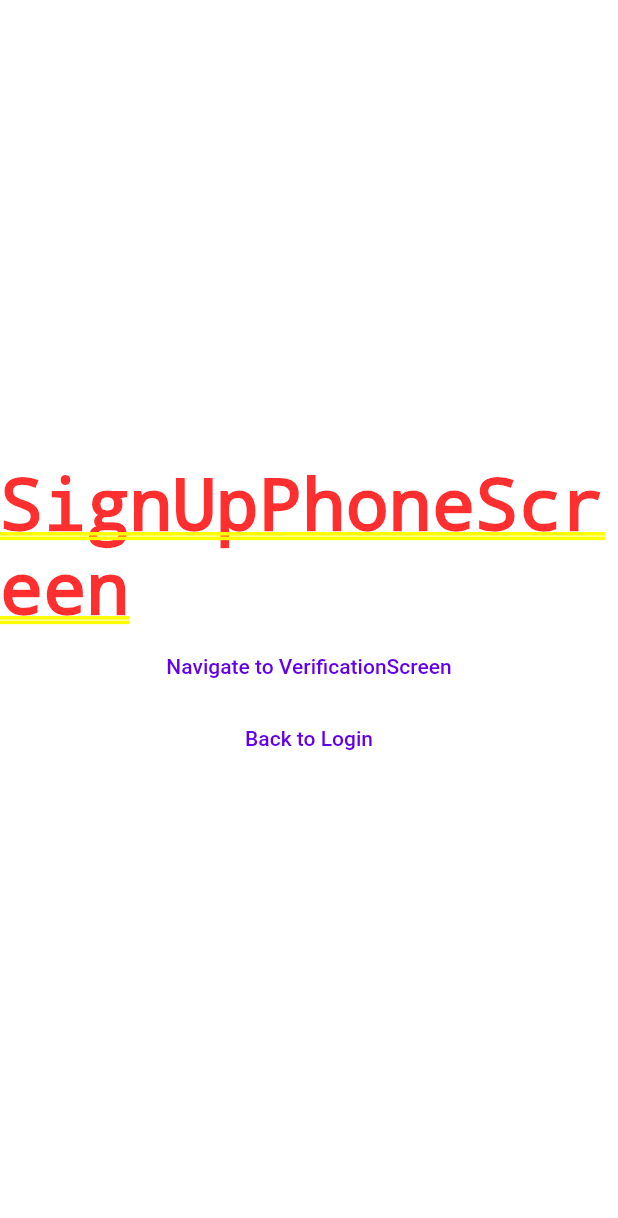
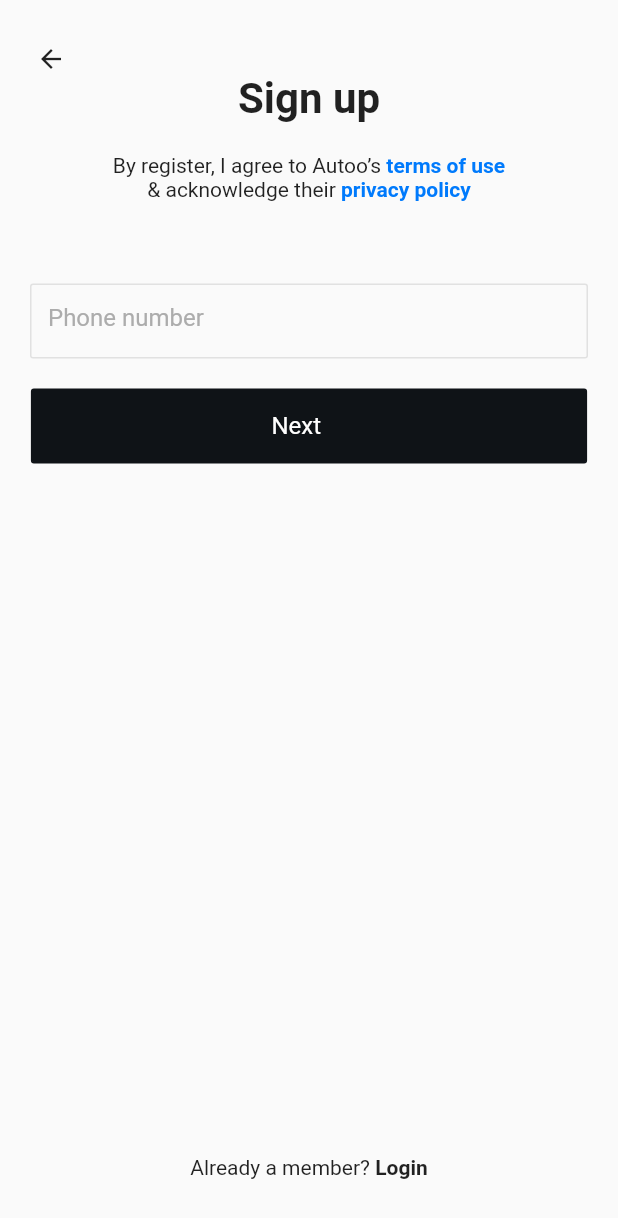
Before and after one commit to TinNguyen99/mecar-test, a Flutter app: the screen it shows after launch, after a tap on "Sign up", on a phone screen of 412 x 824 dp. Shown: the top 1218 px of the screen. Run offline on Flutter 3.47's test engine with Material 2 defaults, Android fonts, the light colour scheme and no system bars; our stand-ins replace bloc, easy_localization, equatable, flutter_bloc.

Commit message:
[Mecar][Feature] Implement Sign up with phone screen

```diff
--- /dev/null
+++ b/mecar_app/lib/blocs/user_info_blocs/user_info_bloc.dart
@@ -0,0 +1,13 @@
+import 'package:bloc/bloc.dart';
+import 'package:meta/meta.dart';
+
+part 'user_info_event.dart';
+part 'user_info_state.dart';
+
+class UserInfoBloc extends Bloc<UserInfoEvent, UserInfoState> {
+  UserInfoBloc() : super(UserInfoInitial()) {
+    on<UserInfoEvent>((event, emit) {
+      // TODO: implement event handler
+    });
+  }
+}
--- /dev/null
+++ b/mecar_app/lib/blocs/user_info_blocs/user_info_event.dart
@@ -0,0 +1,4 @@
+part of 'user_info_bloc.dart';
+
+@immutable
+abstract class UserInfoEvent {}
--- /dev/null
+++ b/mecar_app/lib/blocs/user_info_blocs/user_info_state.dart
@@ -0,0 +1,6 @@
+part of 'user_info_bloc.dart';
+
+@immutable
+abstract class UserInfoState {}
+
+class UserInfoInitial extends UserInfoState {}
--- a/mecar_app/lib/screens/sign_up_phone_screen/sign_up_phone_screen.dart
+++ b/mecar_app/lib/screens/sign_up_phone_screen/sign_up_phone_screen.dart
@@ -1,32 +1,118 @@
 import 'package:flutter/material.dart';
 import 'package:mecar_app/screens/verification_screen/verification_screen.dart';
+import 'package:mecar_app/widgets/header_content_widget.dart';
+import 'package:mecar_app/widgets/mecar_button_widget.dart';
+import 'package:mecar_app/widgets/row_text_action_widget.dart';
 
-class SignUpPhoneScreen extends StatelessWidget {
+class SignUpPhoneScreen extends StatefulWidget {
   const SignUpPhoneScreen({Key? key}) : super(key: key);
 
   @override
+  State<SignUpPhoneScreen> createState() => _SignUpPhoneScreenState();
+}
+
+class _SignUpPhoneScreenState extends State<SignUpPhoneScreen> {
+  final textController = TextEditingController();
+  bool isValidPhoneNumber = true;
+
+  @override
+  void dispose() {
+    textController.dispose();
+    super.dispose();
+  }
+
+  @override
   Widget build(BuildContext context) {
-    return Container(
-        color: Colors.white,
+    final maxWidth = MediaQuery.of(context).size.width;
+    final theme = Theme.of(context);
+
+    return GestureDetector(
+      onTap: () {
+        FocusManager.instance.primaryFocus?.unfocus();
+      },
+      child: Scaffold(
+        body: Container(
+          width: maxWidth,
           child: Column(
-          mainAxisAlignment: MainAxisAlignment.center,
+            crossAxisAlignment: CrossAxisAlignment.center,
             children: [
-            const Text('SignUpPhoneScreen'),
-            TextButton(
-                onPressed: () {
+              Expanded(
+                  flex: 8,
+                  child: Column(
+                    children: [
+                      HeaderContent(
+                          title: 'Sign up',
+                          onClickFunction: () {
+                            Navigator.pop(context);
+                          }),
+                      Column(
+                        children: [
+                          const SizedBox(height: 20),
+                          RowTextAction(
+                              colorTextAction: TextActionColor.info,
+                              textAction: 'terms of use',
+                              title: 'By register, I agree to Autoo’s',
+                              onClickFunction: () {}),
+                          RowTextAction(
+                              colorTextAction: TextActionColor.info,
+                              textAction: 'privacy policy',
+                              title: '& acknowledge their',
+                              onClickFunction: () {}),
+                          const SizedBox(height: 55),
+                          Container(
+                            margin: const EdgeInsets.symmetric(horizontal: 20),
+                            height: 50,
+                            child: TextFormField(
+                              controller: textController,
+                              keyboardType: TextInputType.number,
+                              maxLength: 12,
+                              maxLines: 1,
+                              decoration: InputDecoration(
+                                  counterText: '',
+                                  hintText: 'Phone number',
+                                  hintStyle: const TextStyle(color: Color(0xFFACACAC), fontWeight: FontWeight.w400),
+                                  enabledBorder: OutlineInputBorder(
+                                    borderSide:
+                                        BorderSide(width: 1, color: isValidPhoneNumber ? const Color(0xFFE1E1E1) : Colors.red.shade200),
+                                    borderRadius: BorderRadius.circular(2),
+                                  ),
+                                  focusedBorder: OutlineInputBorder(
+                                    borderSide: BorderSide(width: 1, color: !isValidPhoneNumber ? Colors.red.shade200 : theme.primaryColor),
+                                    borderRadius: BorderRadius.circular(2),
+                                  )),
+                            ),
+                          ),
+                          const SizedBox(height: 20),
+                          MecarButton(
+                              title: 'Next',
+                              onClickFunction: () {
+                                if (RegExp(r'^(?:[+0]9)?[0-9]{10,12}$').hasMatch(textController.value.text)) {
+                                  setState(() {
+                                    isValidPhoneNumber = true;
+                                  });
                                   Navigator.push(
                                     context,
-                    MaterialPageRoute(
-                        builder: (context) => const VerificationScreen()),
+                                    MaterialPageRoute(builder: (context) => const VerificationScreen()),
                                   );
-                },
-                child: const Text('Navigate to VerificationScreen')),
-            TextButton(
-                onPressed: () {
-                  Navigator.pop(context);
-                },
-                child: const Text('Back to Login'))
+                                } else {
+                                  setState(() {
+                                    isValidPhoneNumber = false;
+                                  });
+                                }
+                              }),
                         ],
-        ));
+                      ),
+                    ],
+                  )),
+              Expanded(
+                flex: 1,
+                child: RowTextAction(
+                    colorTextAction: TextActionColor.login, textAction: 'Login', title: 'Already a member?', onClickFunction: () {}),
+              ),
+            ],
+          ),
+        ),
+      ),
+    );
   }
 }
--- /dev/null
+++ b/mecar_app/lib/widgets/header_content_widget.dart
@@ -0,0 +1,43 @@
+import 'package:flutter/material.dart';
+import 'package:flutter/src/foundation/key.dart';
+import 'package:flutter/src/widgets/framework.dart';
+
+class HeaderContent extends StatelessWidget {
+  const HeaderContent(
+      {Key? key, required this.title, required this.onClickFunction})
+      : super(key: key);
+
+  final String title;
+  final VoidCallback onClickFunction;
+// () {
+//                             Navigator.pop(context);
+//                           }
+  @override
+  Widget build(BuildContext context) {
+    return Column(
+      children: [
+        Row(
+          mainAxisAlignment: MainAxisAlignment.start,
+          children: [
+            InkWell(
+              onTap: onClickFunction,
+              child: const Padding(
+                padding: EdgeInsets.only(left: 24, top: 29),
+                child: Icon(
+                  Icons.arrow_back_outlined,
+                  size: 20.0,
+                ),
+              ),
+            ),
+          ],
+        ),
+        Text(title,
+            textAlign: TextAlign.center,
+            style: const TextStyle(
+              fontSize: 28,
+              fontWeight: FontWeight.w600,
+            ))
+      ],
+    );
+  }
+}
--- a/mecar_app/lib/widgets/mecar_button_widget.dart
+++ b/mecar_app/lib/widgets/mecar_button_widget.dart
@@ -34,16 +34,22 @@ class MecarButton extends StatelessWidget {
             ),
             borderRadius: const BorderRadius.all(Radius.circular(2))),
         child: Row(mainAxisAlignment: MainAxisAlignment.spaceAround, children: [
-          SizedBox(
-              height: 17,
-              child: Image.asset(
-                MAIL_IMG,
-                color: colorWhite,
-              )),
+          type == ButtonType.login
+              ? SizedBox(
+                  height: 17,
+                  child: Image.asset(
+                    MAIL_IMG,
+                    color: colorWhite,
+                  ))
+              : Container(),
           Text(
             title,
             style: TextStyle(
-                fontSize: 16, fontWeight: FontWeight.w400, color: colorWhite),
+                decoration:
+                    type == ButtonType.login ? TextDecoration.underline : null,
+                fontSize: 16,
+                fontWeight: FontWeight.w400,
+                color: colorWhite),
           ),
           const SizedBox(
             height: 17,
--- /dev/null
+++ b/mecar_app/lib/widgets/row_text_action_widget.dart
@@ -0,0 +1,40 @@
+import 'package:flutter/material.dart';
+import 'package:flutter/src/foundation/key.dart';
+import 'package:flutter/src/widgets/framework.dart';
+
+enum TextActionColor { login, info }
+
+class RowTextAction extends StatelessWidget {
+  const RowTextAction(
+      {Key? key,
+      required this.title,
+      required this.onClickFunction,
+      required this.textAction,
+      required this.colorTextAction})
+      : super(key: key);
+
+  final String title;
+  final VoidCallback onClickFunction;
+  final String textAction;
+  final TextActionColor colorTextAction;
+
+  @override
+  Widget build(BuildContext context) {
+    // bool isLoginType = textAction == TextActionColor.login ? true : false;
+    return Row(
+      mainAxisAlignment: MainAxisAlignment.center,
+      children: [
+        Text('$title '),
+        InkWell(
+          onTap: () {},
+          child: Text(textAction,
+              style: TextStyle(
+                  fontWeight: FontWeight.w600,
+                  color: colorTextAction == TextActionColor.info
+                      ? const Color(0xFF007AFC)
+                      : null)),
+        )
+      ],
+    );
+  }
+}
```
Lines whose indentation alone changed are shown as unchanged.
